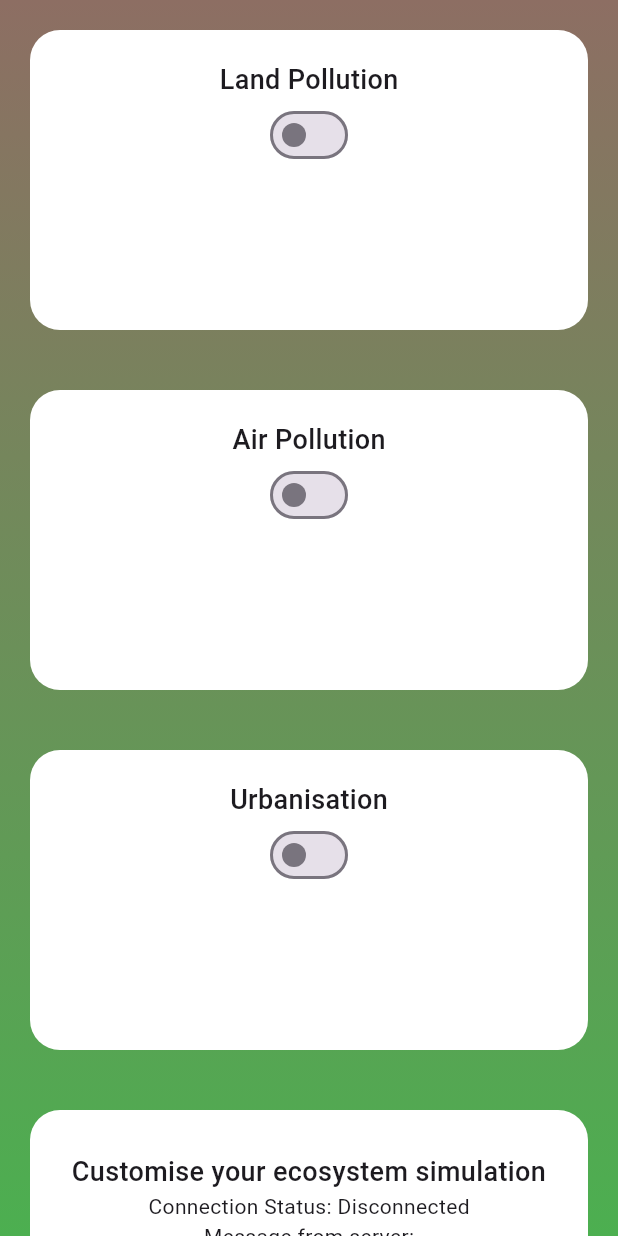
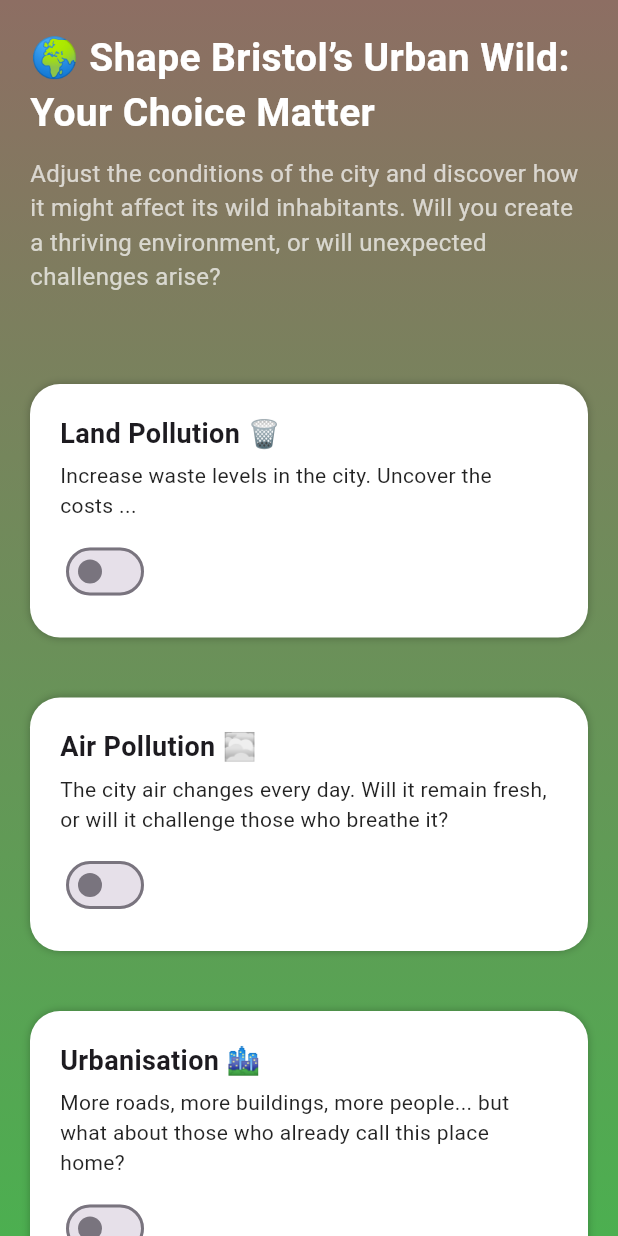
Before and after one commit to jamesbUOB/Brishack, a Flutter app: the CustomisePage screen opened directly, on a phone screen of 412 x 824 dp. Run offline on Flutter 3.47's test engine with Material 3 defaults, Android fonts, the phone set to English and light mode, and no system bars; our stand-ins replace animated_text_kit, socket_io_client; network calls fail.

Commit message:
Style custom page

```diff
--- a/app/lib/screens/customise.dart
+++ b/app/lib/screens/customise.dart
@@ -71,112 +71,94 @@
             ],
           ),
         ),
+
         child: CustomScrollView(
           slivers: [
+            // **Title & Introduction**
             SliverToBoxAdapter(
               child: Padding(
                 padding: const EdgeInsets.all(20.0),
-      child: Container(
-        height: 200,
-        decoration: BoxDecoration(
-          color: Colors.white,
-          borderRadius: BorderRadius.circular(20),
-        ),
-        padding: const EdgeInsets.all(20),
                 child: Column(
+                  crossAxisAlignment: CrossAxisAlignment.start,
                   children: [
                     const Text(
-          "Land Pollution",
-          style: TextStyle(fontSize: 18, fontWeight: FontWeight.w500),
+                      "🌍 Shape Bristol’s Urban Wild: Your Choice Matter",
+                      style: TextStyle(fontSize: 26, fontWeight: FontWeight.bold, color: Colors.white),
                     ),
-        Switch(value: choices[0], onChanged:(bool value) {
+                    const SizedBox(height: 10),
+                    const Text(
+                      "Adjust the conditions of the city and discover how it might affect its wild inhabitants. Will you create a thriving environment, or will unexpected challenges arise?",
+                      style: TextStyle(fontSize: 16, color: Colors.white70),
+                    ),
+                    const SizedBox(height: 20),
+                  ],
+                ),
+              ),
+            ),
+
+            // **Land Pollution Customization**
+            buildToggleCard(
+              "Land Pollution 🗑️",
+              "Increase waste levels in the city. Uncover the costs ...",
+              choices[0],
+              (bool value) {
                 setState(() {
-        choices[0] = value; // Update the state when toggled
+                  choices[0] = value;
                 });
-        },)
-        ],),
-        ),),),
+              },
+            ),
+
+            // **Air Pollution Customization**
+            buildToggleCard(
+              "Air Pollution 🌫️",
+              "The city air changes every day. Will it remain fresh, or will it challenge those who breathe it?",
+              choices[1],
+              (bool value) {
+                setState(() {
+                  choices[1] = value;
+                });
+              },
+            ),
+
+            // **Urbanization Customization**
+            buildToggleCard(
+              "Urbanisation 🏙️",
+              "More roads, more buildings, more people... but what about those who already call this place home?",
+              choices[2],
+              (bool value) {
+                setState(() {
+                  choices[2] = value;
+                });
+              },
+            ),
+
+            // **Simulation Start Button**
             SliverToBoxAdapter(
               child: Padding(
                 padding: const EdgeInsets.all(20.0),
-      child: Container(
-        height: 200,
-        decoration: BoxDecoration(
-          color: Colors.white,
-          borderRadius: BorderRadius.circular(20),
+                child: Center(
+                  child: ElevatedButton(
+                    style: ElevatedButton.styleFrom(
+                      padding: const EdgeInsets.symmetric(horizontal: 40, vertical: 15),
+                      backgroundColor: const Color.fromARGB(255, 15, 114, 18),
+                      shape: RoundedRectangleBorder(
+                        borderRadius: BorderRadius.circular(10),
                       ),
-        padding: const EdgeInsets.all(20),
-        child: Column(
-          children: [
-          const Text(
-          "Air Pollution",
-          style: TextStyle(fontSize: 18, fontWeight: FontWeight.w500),
                     ),
-        Switch(value: choices[1], onChanged:(bool value) {
-        setState(() {
-        choices[1] = value; // Update the state when toggled
-        });
-        },)
-        ],),
-        ),),),
-          SliverToBoxAdapter(
-    child: Padding(
-      padding: const EdgeInsets.all(20.0),
-      child: Container(
-        height: 200,
-        decoration: BoxDecoration(
-          color: Colors.white,
-          borderRadius: BorderRadius.circular(20),
-        ),
-        padding: const EdgeInsets.all(20),
-        child: Column(
-          children: [
-          const Text(
-          "Urbanisation",
-          style: TextStyle(fontSize: 18, fontWeight: FontWeight.w500),
-        ),
-        Switch(value: choices[2], onChanged:(bool value) {
-        setState(() {
-        choices[2] = value; // Update the state when toggled
-        });
-        },)
-        ],),
-        ),),),
-          SliverToBoxAdapter(
-    child: Padding(
-      padding: const EdgeInsets.all(20.0),
-      child: Container(
-        height: 200,
-        decoration: BoxDecoration(
-          color: Colors.white,
-          borderRadius: BorderRadius.circular(20),
-        ),
-        padding: const EdgeInsets.all(20),
-        child: Center(child:
-        Column(
-            mainAxisAlignment: MainAxisAlignment.center,
-            children: [
-              Container(
-                child: Text(
-                  "Customise your ecosystem simulation",
-                  style: TextStyle(fontSize: 18, fontWeight: FontWeight.w500),
-                  textAlign: TextAlign.center,
-                )
-              ),
-              Text('Connection Status: $connectionStatus'),
-              Text('Message from server:'),
-              Text(message, style: TextStyle(fontSize: 20)),
-              ElevatedButton(
                     onPressed: () {
-                  // Send a test message to the server.
+                      // Send a test message to the server
                       socket.emit('message', 'start');
                     },
-                child: Text('Start simulation'),
-              ),
-            ],
+                    child: const Text(
+                      '🚀 See Your Impact!',
+                      style: TextStyle(fontSize: 18, color: Colors.white),
                     ),
                   ),
-        ),),),
+                ),
+              ),
+            ),
+
+            // **Navigation Buttons (Back & Next)**
             SliverToBoxAdapter(
               child: Padding(
                 padding: const EdgeInsets.symmetric(horizontal: 20.0, vertical: 20.0),
@@ -219,6 +201,42 @@
         ),
       ),
     );
+  }
 
+  // **Reusable Widget for Customization Toggles**
+  Widget buildToggleCard(String title, String description, bool value, Function(bool) onChanged) {
+    return SliverToBoxAdapter(
+      child: Padding(
+        padding: const EdgeInsets.all(20.0),
+        child: Container(
+          decoration: BoxDecoration(
+            color: Colors.white,
+            borderRadius: BorderRadius.circular(20),
+            boxShadow: [BoxShadow(color: Colors.black26, blurRadius: 4)], // Subtle shadow for depth
+          ),
+          padding: const EdgeInsets.all(20),
+          child: Column(
+            crossAxisAlignment: CrossAxisAlignment.start,
+            children: [
+              Text(
+                title,
+                style: const TextStyle(fontSize: 18, fontWeight: FontWeight.bold),
+              ),
+              const SizedBox(height: 5),
+              Text(
+                description,
+                style: const TextStyle(fontSize: 14, color: Colors.black87),
+              ),
+              const SizedBox(height: 10),
+              Switch(
+                value: value,
+                onChanged: onChanged,
+                activeColor: Colors.green,
+              ),
+            ],
+          ),
+        ),
+      ),
+    );
   }
 }
--- a/app/lib/screens/home.dart
+++ b/app/lib/screens/home.dart
@@ -238,6 +238,20 @@
              ),
 
 
+            // **Animated Arrow (Bouncing)**
+           /* SliverToBoxAdapter(
+              child: Center(
+                child: SlideTransition(
+                  position: ,
+                  child: const Icon(
+                    Icons.arrow_downward,
+                    size: 30,
+                    color: Colors.black54,
+                  ),
+                ),
+              ),
+            ),*/
+
             // Button at the Bottom
             SliverToBoxAdapter(
               child: Center(
--- a/app/lib/screens/introduction.dart
+++ b/app/lib/screens/introduction.dart
@@ -97,7 +97,7 @@
                       const Icon(Icons.pets, size: 24, color: Colors.orange), // Fox Icon
                       const SizedBox(width: 10),
                       const Text(
-                        "Foxes in the City - Adaptive Survivors",
+                        "Foxes - The Adaptive Survivors",
                         style: TextStyle(fontSize: 22, fontWeight: FontWeight.bold),
                       ),
                     ],
```
Lines whose indentation alone changed are shown as unchanged.
